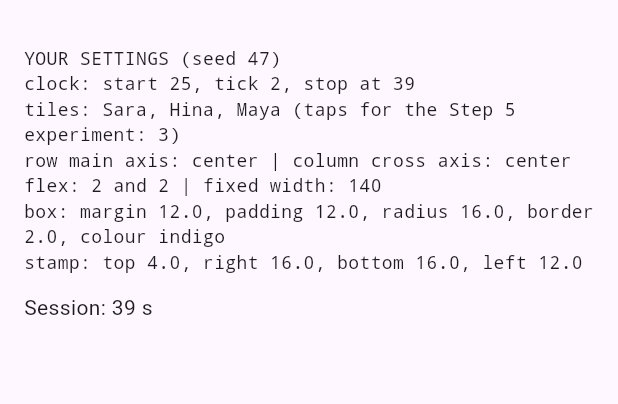
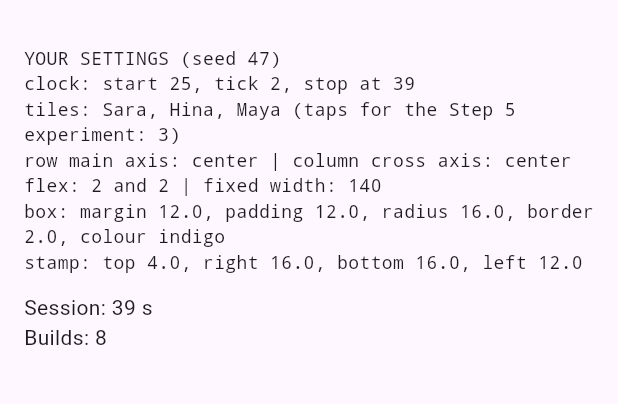
Before and after one commit to AbRehman17/Mobile-Application-Development-, a Flutter app: the screen it shows after launch, on a phone screen of 412 x 824 dp, the part 63-467 px from its top. Run offline on Flutter 3.47's test engine with Material 3 defaults, Android fonts, the phone set to English and light mode, and no system bars.

Commit message:
Layout lab: step 2

```diff
--- a/Layout_startup_lab6/my_app/lib/main.dart
+++ b/Layout_startup_lab6/my_app/lib/main.dart
@@ -139,7 +139,6 @@
   }
 }
 
-// ---- Step 1: Clock ----
 class Clock extends StatefulWidget {
   const Clock({super.key});
 
@@ -150,10 +149,12 @@
 class _ClockState extends State<Clock> {
   late Timer _timer;
   int _seconds = startSec;
+  int _builds = 0; // Step 2
 
   @override
   void initState() {
     super.initState();
+    lifecycleLog.add('initState'); // Step 2
     // Why start the Timer in initState and not inside build?
     // initState runs only once when the State is created.
     // If we started the Timer in build(), a new Timer would be created
@@ -166,8 +167,33 @@
   }
 
   @override
+  void dispose() {
+    _timer.cancel(); // Step 2
+    lifecycleLog.add('dispose'); // Step 2
+    super.dispose();
+  }
+
+  @override
   Widget build(BuildContext context) {
-    return Text('Session: $_seconds s', key: const Key('clock'));
+    _builds++; // Step 2 – counts every rebuild
+
+    // Why does Builds go up by one per second and not by two?
+    // setState() triggers exactly one rebuild per tick.
+    // The framework does not rebuild twice for a single setState.
+    //
+    // What error would you see if the widget left the screen
+    // and _timer.cancel() was missing from dispose?
+    // You would get: "setState() called after dispose()"
+    // because the Timer would keep running and try to call setState
+    // on a disposed State object.
+
+    return Column(
+      crossAxisAlignment: CrossAxisAlignment.start,
+      children: [
+        Text('Session: $_seconds s', key: const Key('clock')),
+        Text('Builds: $_builds', key: const Key('builds')),
+      ],
+    );
   }
 }
 
```
